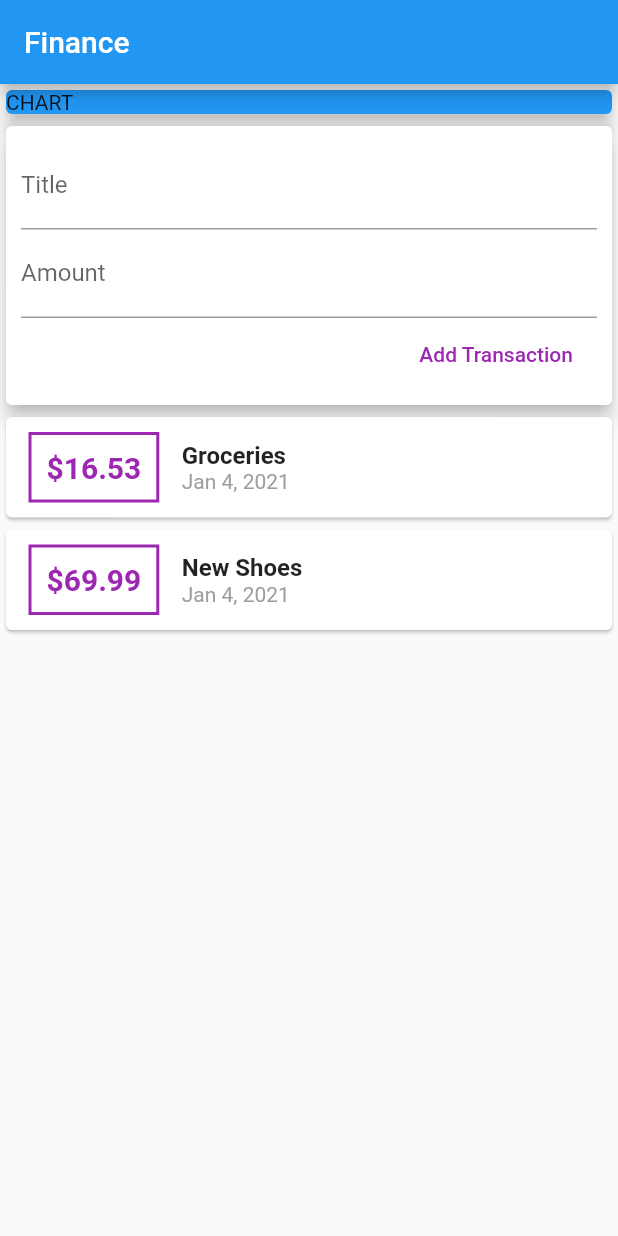
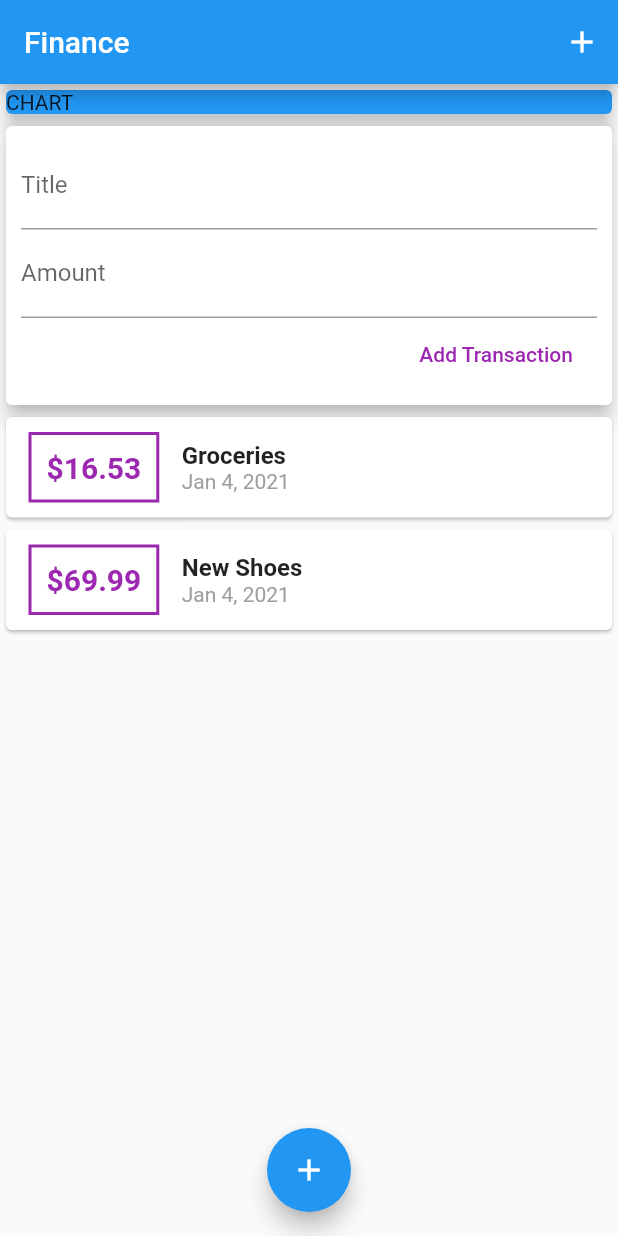
Before and after one commit to princenyamadi/finance_app_flutter, a Flutter app: the screen it shows after launch, on a phone screen of 412 x 824 dp. Run offline on Flutter 3.47's test engine with Material 2 defaults, Android fonts, the phone set to English and light mode, and no system bars.

Commit message:
Adding Appbar buttons | Floating Actions Buttons

```diff
--- a/lib/main.dart
+++ b/lib/main.dart
@@ -37,6 +37,12 @@ class MyHomePage extends StatelessWidget {
       // backgroundColor: Colors.blueGrey,
       appBar: AppBar(
         title: Text('Finance'),
+        actions: <Widget>[
+          IconButton(
+            icon: Icon(Icons.add),
+            onPressed: () {},
+          ),
+        ],
       ),
       body: SingleChildScrollView(
         child: Column(
@@ -55,6 +61,11 @@ class MyHomePage extends StatelessWidget {
           ],
         ),
       ),
+      floatingActionButton: FloatingActionButton(
+        child: Icon(Icons.add),
+        onPressed: () {},
+      ),
+      floatingActionButtonLocation: FloatingActionButtonLocation.centerFloat,
     );
   }
 }
--- a/lib/widget/transaction_list.dart
+++ b/lib/widget/transaction_list.dart
@@ -30,7 +30,7 @@ class TransactionList extends StatelessWidget {
                   ),
                   padding: EdgeInsets.all(10),
                   child: Text(
-                    '\$${transactions[index].amount}',
+                    '\$${transactions[index].amount.toStringAsFixed(2)}',
                     style: TextStyle(
                       fontWeight: FontWeight.bold,
                       fontSize: 20,
```
